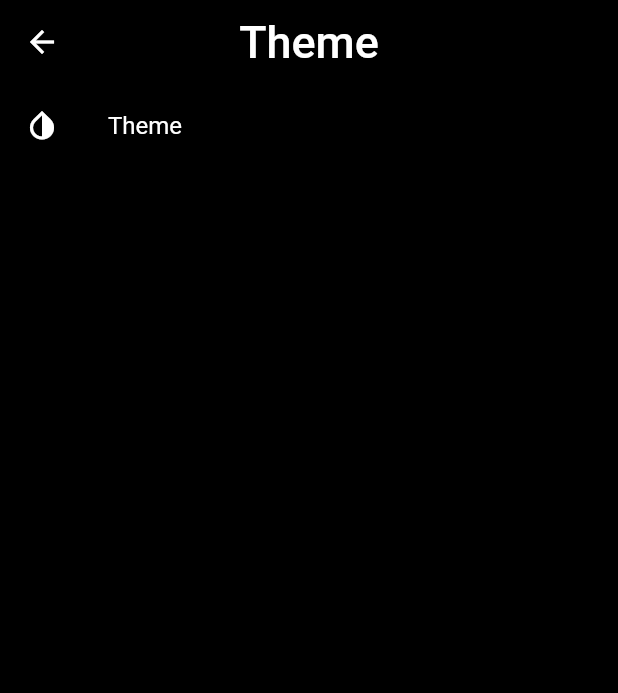
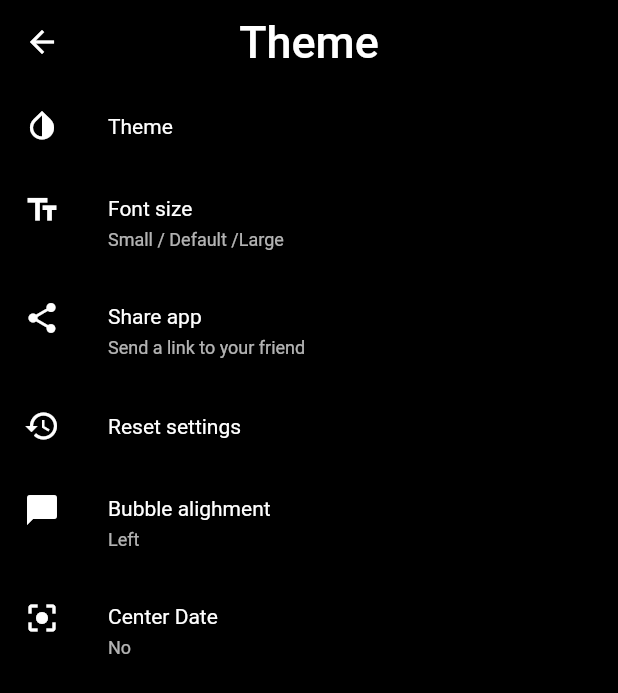
Before and after one commit to What-the-Flutter/WTF-Lab-2, a Flutter app: the SettingsPage screen opened directly, after a tap on "Theme", on a phone screen of 412 x 824 dp. Shown: the top 693 px of the screen. Run offline on Flutter 3.47's test engine with Material 2 defaults, Android fonts, the phone set to English and light mode, and no system bars; our stand-ins replace firebase_auth, firebase_core, firebase_database, firebase_storage, flutter_bloc, image_picker and 3 more; missing offline and left inert: hashtagable; accounts and stored records are empty; network calls fail.

Commit message:
12 lesson

```diff
--- a/701499843/lib/chat_journal_app.dart
+++ b/701499843/lib/chat_journal_app.dart
@@ -12,7 +12,6 @@ import 'pages/home/home_cubit.dart';
 import 'pages/new_category_page/new_category_page_cubit.dart';
 import 'pages/settings_page/settings_cubit.dart';
 import 'pages/settings_page/settings_state.dart';
-import 'themes/inherited_theme.dart';
 
 class ChatJournalApp extends StatefulWidget {
   const ChatJournalApp({Key? key}) : super(key: key);
@@ -30,8 +29,7 @@ class _ChatJournalAppState extends State<ChatJournalApp> {
   @override
   Widget build(BuildContext context) {
     final db = FirebaseProvider();
-    return AppThemeProvider(
-      child: Builder(
+    return Builder(
       builder: (context) => MultiRepositoryProvider(
         providers: [
           RepositoryProvider<EventsRepository>(
@@ -86,7 +84,6 @@ class _ChatJournalAppState extends State<ChatJournalApp> {
           ),
         ),
       ),
-      ),
     );
   }
 }
--- a/701499843/lib/main.dart
+++ b/701499843/lib/main.dart
@@ -2,9 +2,12 @@ import 'package:firebase_core/firebase_core.dart';
 import 'package:flutter/material.dart';
 
 import 'chat_journal_app.dart';
+import 'firebase_options.dart';
 
 void main() async {
   WidgetsFlutterBinding.ensureInitialized();
-  await Firebase.initializeApp();
+  await Firebase.initializeApp(
+    options: DefaultFirebaseOptions.currentPlatform,
+  );
   runApp(const ChatJournalApp());
 }
--- a/701499843/lib/pages/home/home.dart
+++ b/701499843/lib/pages/home/home.dart
@@ -34,6 +34,7 @@ class _HomePageState extends State<HomePage> {
     _settingsCubit = BlocProvider.of<SettingsCubit>(context);
 
     _homeCubit.init();
+    _settingsCubit.loadTheme();
   }
 
   @override
--- a/701499843/lib/pages/settings_page/settings_page.dart
+++ b/701499843/lib/pages/settings_page/settings_page.dart
@@ -1,7 +1,9 @@
 import 'package:flutter/material.dart';
 import 'package:flutter_bloc/flutter_bloc.dart';
+import 'package:share/share.dart';
 
 import 'settings_cubit.dart';
+import 'settings_state.dart';
 
 class SettingsPage extends StatefulWidget {
   final String title;
@@ -25,6 +27,9 @@ class _SettingsPageState extends State<SettingsPage> {
 
   @override
   Widget build(BuildContext context) {
+    return BlocBuilder<SettingsCubit, SettingsState>(
+      bloc: _cubit,
+      builder: (context, state) {
         return Scaffold(
           backgroundColor: Theme.of(context).scaffoldBackgroundColor,
           appBar: AppBar(
@@ -35,11 +40,16 @@ class _SettingsPageState extends State<SettingsPage> {
             ),
             centerTitle: true,
           ),
-      body: _body(),
+          body: _body(_cubit, state),
+        );
+      },
     );
   }
 
-  Widget _body() {
+  Widget _body(
+    SettingsCubit cubit,
+    SettingsState state,
+  ) {
     return ListView(
       children: [
         ListTile(
@@ -47,7 +57,87 @@ class _SettingsPageState extends State<SettingsPage> {
           leading: const Icon(Icons.invert_colors),
           onTap: _cubit.changeTheme,
         ),
+        ListTile(
+          leading: const Icon(Icons.text_fields),
+          title: const Text('Font size'),
+          subtitle: const Text(
+            'Small / Default /Large',
+          ),
+          onTap: () => _showDialog(cubit),
+        ),
+        ListTile(
+          leading: const Icon(Icons.share),
+          title: const Text('Share app'),
+          subtitle: const Text('Send a link to your friend'),
+          onTap: () async {
+            await Share.share(
+                'Download Chat journal right now! \n https://github.com/flutterwtf/WTF-Lab-2/tree/main/701499843');
+          },
+        ),
+        ListTile(
+          leading: const Icon(Icons.restore),
+          title: const Text('Reset settings'),
+          onTap: cubit.resetSettings,
+        ),
+        ListTile(
+          leading: const Icon(Icons.chat_bubble),
+          title: const Text('Bubble alighment'),
+          subtitle:
+              state.bubbleAlignment ? const Text('Right') : const Text('Left'),
+          onTap: cubit.changeAlighnment,
+        ),
+        ListTile(
+          leading: const Icon(Icons.center_focus_strong),
+          title: const Text('Center Date'),
+          subtitle: state.centerDate ? const Text('Yes') : const Text('No'),
+          onTap: cubit.changeCenterDate,
+        )
       ],
     );
   }
+
+  void _showDialog(SettingsCubit cubit) {
+    showDialog(
+        context: context,
+        builder: (context) {
+          return Dialog(
+            child: Container(
+              width: 150,
+              height: 250,
+              child: Column(
+                children: [
+                  const Padding(
+                    padding: EdgeInsets.only(top: 10),
+                    child: Text(
+                      'Font Size',
+                      style: TextStyle(fontSize: 20),
+                    ),
+                  ),
+                  _sizeTile('Small', 0, cubit),
+                  _sizeTile('Medium', 1, cubit),
+                  _sizeTile('Large', 2, cubit),
+                  ElevatedButton(
+                    onPressed: () => Navigator.pop(context),
+                    child: const Text('Ok'),
+                  )
+                ],
+              ),
+            ),
+          );
+        });
   }
+
+  ListTile _sizeTile(
+    String size,
+    int index,
+    SettingsCubit cubit,
+  ) {
+    return ListTile(
+      title: Text(size),
+      onTap: () {
+        cubit.changeTextTheme(index);
+        Navigator.pop(context);
+      },
+    );
+  }
+}
--- a/701499843/lib/pages/settings_page/settings_state.dart
+++ b/701499843/lib/pages/settings_page/settings_state.dart
@@ -1,11 +1,98 @@
 import 'package:flutter/material.dart';
+
+enum FontSize { small, medium, large }
 
 class SettingsState {
   final ThemeData currentTheme;
+  final TextTheme textTheme;
+  final bool bubbleAlignment;
+  final bool centerDate;
 
-  SettingsState({required this.currentTheme});
+  ThemeData get lightTheme {
+    return ThemeData(
+      primaryColor: Colors.teal,
+      hintColor: Colors.black,
+      scaffoldBackgroundColor: Colors.white,
+      shadowColor: Colors.grey[200],
+      backgroundColor: Colors.black,
+      highlightColor: Colors.white,
+      primaryIconTheme: const IconThemeData(color: Colors.white),
+      colorScheme: ColorScheme.light(
+          secondary: Colors.teal, primary: Colors.green[100]!),
+      textTheme: textTheme,
+    );
+  }
 
-  SettingsState copyWith({ThemeData? currentTheme}) {
-    return SettingsState(currentTheme: currentTheme ?? this.currentTheme);
+  ThemeData get darkTheme {
+    return ThemeData(
+      primaryColor: Colors.black,
+      highlightColor: Colors.white,
+      hintColor: Colors.white,
+      backgroundColor: Colors.white,
+      scaffoldBackgroundColor: Colors.black,
+      primaryIconTheme: const IconThemeData(color: Colors.black),
+      colorScheme: ColorScheme.dark(
+          secondary: Colors.yellow, primary: Colors.yellow[100]!),
+      bottomAppBarColor: Colors.black87,
+      shadowColor: Colors.black87,
+      textTheme: textTheme,
+    );
+  }
+
+  static const TextTheme large = TextTheme(
+    subtitle1: TextStyle(
+      fontSize: 19,
+    ),
+    bodyText2: TextStyle(
+      fontSize: 16,
+    ),
+    bodyText1: TextStyle(
+      fontSize: 18,
+    ),
+  );
+
+  static const TextTheme medium = TextTheme(
+    subtitle1: TextStyle(
+      fontSize: 14,
+    ),
+    bodyText2: TextStyle(
+      fontSize: 12,
+    ),
+    bodyText1: TextStyle(
+      fontSize: 13,
+    ),
+  );
+
+  static const TextTheme small = TextTheme(
+    subtitle1: TextStyle(
+      fontSize: 12,
+    ),
+    bodyText2: TextStyle(
+      fontSize: 10,
+    ),
+    bodyText1: TextStyle(
+      fontSize: 11,
+    ),
+  );
+
+  SettingsState({
+    required this.currentTheme,
+    required this.textTheme,
+    required this.bubbleAlignment,
+    required this.centerDate,
+  });
+
+  SettingsState copyWith({
+    ThemeData? currentTheme,
+    TextTheme? textTheme,
+    bool? bubbleAlignment,
+    bool? centerDate,
+  }) {
+    return SettingsState(
+      currentTheme: currentTheme ?? this.currentTheme,
+      textTheme: textTheme ?? this.textTheme,
+      bubbleAlignment: bubbleAlignment ?? this.bubbleAlignment,
+      centerDate: centerDate ?? this.centerDate,
+    );
   }
 }
--- a/701499843/lib/themes/inherited_theme.dart
+++ /dev/null
@@ -1,77 +0,0 @@
-import 'package:flutter/material.dart';
-import 'package:shared_preferences/shared_preferences.dart';
-import 'theme.dart';
-
-class Inherited extends InheritedWidget {
-  final ThemeData themeData;
-  final AppThemeProviderState state;
-
-  Inherited({
-    Key? key,
-    required Widget child,
-    required this.themeData,
-    required this.state,
-  }) : super(key: key, child: child);
-
-  static AppThemeProviderState of(BuildContext context) =>
-      context.dependOnInheritedWidgetOfExactType<Inherited>()!.state;
-
-  @override
-  bool updateShouldNotify(Inherited oldWidget) => true;
-}
-
-class AppThemeProvider extends StatefulWidget {
-  final Widget child;
-
-  const AppThemeProvider({
-    Key? key,
-    required this.child,
-  }) : super(key: key);
-
-  @override
-  AppThemeProviderState createState() => AppThemeProviderState();
-}
-
-class AppThemeProviderState extends State<AppThemeProvider> {
-  ThemeData themeData = CustomTheme.lightTheme;
-
-  void loadTheme() async {
-    final prefs = await SharedPreferences.getInstance();
-    final theme = prefs.getString('theme') ?? '';
-
-    setState(
-      () {
-        if (theme == 'light' || theme == '') {
-          themeData = CustomTheme.lightTheme;
-        } else {
-          themeData = CustomTheme.darkTheme;
-        }
-      },
-    );
-  }
-
-  void changeTheme() async {
-    final prefs = await SharedPreferences.getInstance();
-    setState(
-      () {
-        if (themeData == CustomTheme.lightTheme) {
-          themeData = CustomTheme.darkTheme;
-          prefs.setString('theme', 'dark');
-        } else {
-          themeData = CustomTheme.lightTheme;
-          prefs.setString('theme', 'light');
-        }
-      },
-    );
-  }
-
-  @override
-  Widget build(BuildContext context) {
-    loadTheme();
-    return Inherited(
-      themeData: themeData,
-      child: widget.child,
-      state: this,
-    );
-  }
-}
--- a/701499843/lib/themes/theme.dart
+++ /dev/null
@@ -1,27 +0,0 @@
-import 'package:flutter/material.dart';
-
-class CustomTheme {
-  static ThemeData lightTheme = ThemeData(
-    primaryColor: Colors.teal,
-    hintColor: Colors.black,
-    scaffoldBackgroundColor: Colors.white,
-    shadowColor: Colors.grey[200],
-    backgroundColor: Colors.black,
-    highlightColor: Colors.white,
-    primaryIconTheme: const IconThemeData(color: Colors.white),
-    colorScheme:
-        ColorScheme.light(secondary: Colors.teal, primary: Colors.green[100]!),
-  );
-
-  static ThemeData darkTheme = ThemeData(
-      primaryColor: Colors.black,
-      highlightColor: Colors.white,
-      hintColor: Colors.white,
-      backgroundColor: Colors.white,
-      scaffoldBackgroundColor: Colors.black,
-      primaryIconTheme: const IconThemeData(color: Colors.black),
-      colorScheme: ColorScheme.dark(
-          secondary: Colors.yellow, primary: Colors.yellow[100]!),
-      bottomAppBarColor: Colors.black87,
-      shadowColor: Colors.black87);
-}
--- a/701499843/pubspec.yaml
+++ b/701499843/pubspec.yaml
@@ -29,7 +29,7 @@ environment:
 dependencies:
   flutter:
     sdk: flutter
-  flutter_bloc: ^8.0.0
+  flutter_bloc: ^7.0.0
   shared_preferences: ^2.0.13
   sqflite:
   path:
@@ -48,6 +48,9 @@ dependencies:
   firebase_core: ^1.12.0
   firebase_storage: ^10.2.8
   local_auth: ^1.1.11
+  hashtagable: ^2.0.2+1
+
+  share: ^2.0.4
 
 dev_dependencies:
   flutter_test:
```
Also changed, not shown: 701499843/lib/pages/event_page/event_page.dart (+123 -64 lines), 701499843/lib/pages/settings_page/settings_cubit.dart (+75 -8 lines), 701499843/pubspec.lock. Lines whose indentation alone changed are shown as unchanged.
